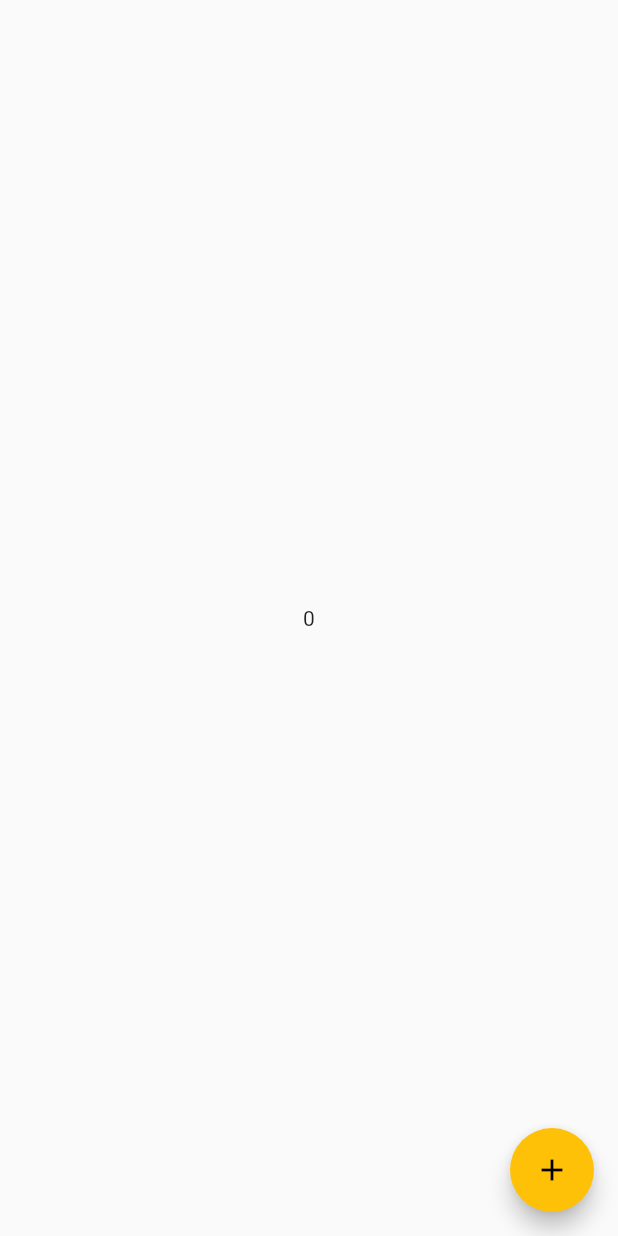
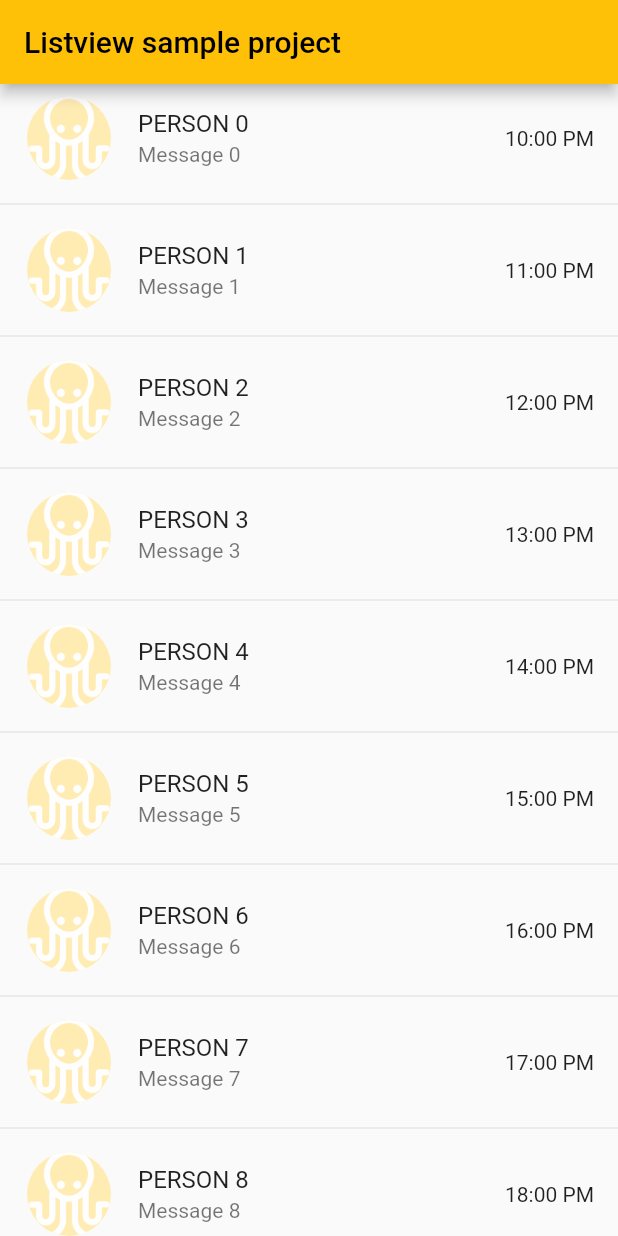
Before and after one commit to mishabp9633/flutter-sample1, a Flutter app: the screen it shows after launch, on a phone screen of 412 x 824 dp. Run offline on Flutter 3.47's test engine with Material 2 defaults, Android fonts, the phone set to English and light mode, and no system bars.

Commit message:
image added and listview.dart created

```diff
--- /dev/null
+++ b/sample1/lib/listview.dart
@@ -0,0 +1,51 @@
+import 'package:flutter/material.dart';
+
+void main(List<String> args) {
+
+}
+class ListViewSample extends StatelessWidget {
+  const ListViewSample({super.key});
+
+  @override
+  Widget build(BuildContext context) {
+    return Scaffold(
+      appBar: AppBar(
+        title: const Text('Listview sample project'),
+      ),
+      body: SafeArea(
+        child: ListView.separated(
+         itemBuilder: (ctx,index){
+         return ListTile(
+            title: Text('PERSON $index'),
+            subtitle: Text('Message $index'),
+
+            leading: CircleAvatar(
+              radius: 30,
+              // backgroundImage: NetworkImage('https://img.freepik.com/premium-vector/avatar-profile-colorful-illustration-2_549209-82.jpg'),
+              backgroundImage: AssetImage('assets/images/logo.png'),
+            ),
+            trailing: Text('1$index:00 PM'),
+          );
+         },
+         separatorBuilder: (ctx, index){
+          return Divider();
+         },
+         itemCount: 30,
+        ),
+
+        // child: ListView(
+        //   children:
+        //     List.generate(100, (index) {
+        //       return Column(
+        //         children: [
+        //           Text('Text $index'),
+        //           Divider(),
+        //         ],
+        //       );
+        //     },
+        //     ),
+        //   ),
+        ),
+    );
+  }
+}
--- a/sample1/lib/main.dart
+++ b/sample1/lib/main.dart
@@ -75,7 +75,8 @@
 //.................. counter app ..................//
 
 import 'package:flutter/material.dart';
-import 'package:sample1/screen_home.dart';
+import 'package:sample1/listview.dart';
+// import 'package:sample1/screen_home.dart';
 
 void main(List<String> args) {
   runApp(MyApp());
@@ -90,7 +91,8 @@ class MyApp extends StatelessWidget {
       theme: ThemeData(
         primarySwatch: Colors.amber,
       ),
-      home: ScreenHome(),
+      // home: ScreenHome(),
+      home: ListViewSample(),
     );
   }
 }
--- a/sample1/pubspec.yaml
+++ b/sample1/pubspec.yaml
@@ -59,9 +59,9 @@ flutter:
   uses-material-design: true
 
   # To add assets to your application, add an assets section, like this:
-  # assets:
-  #   - images/a_dot_burr.jpeg
-  #   - images/a_dot_ham.jpeg
+  assets:
+    - assets/images/logo.png
+
 
   # An image asset can refer to one or more resolution-specific "variants", see
   # https://flutter.dev/assets-and-images/#resolution-aware
```
Also changed, not shown: sample1/assets/images/logo.png (added).
